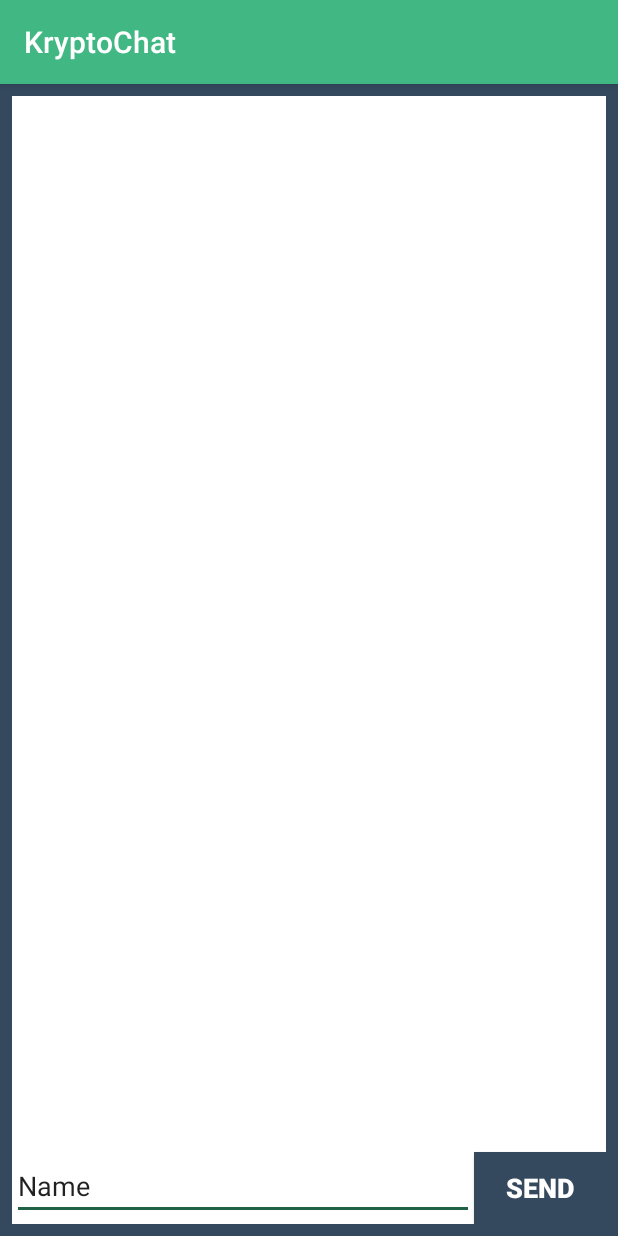
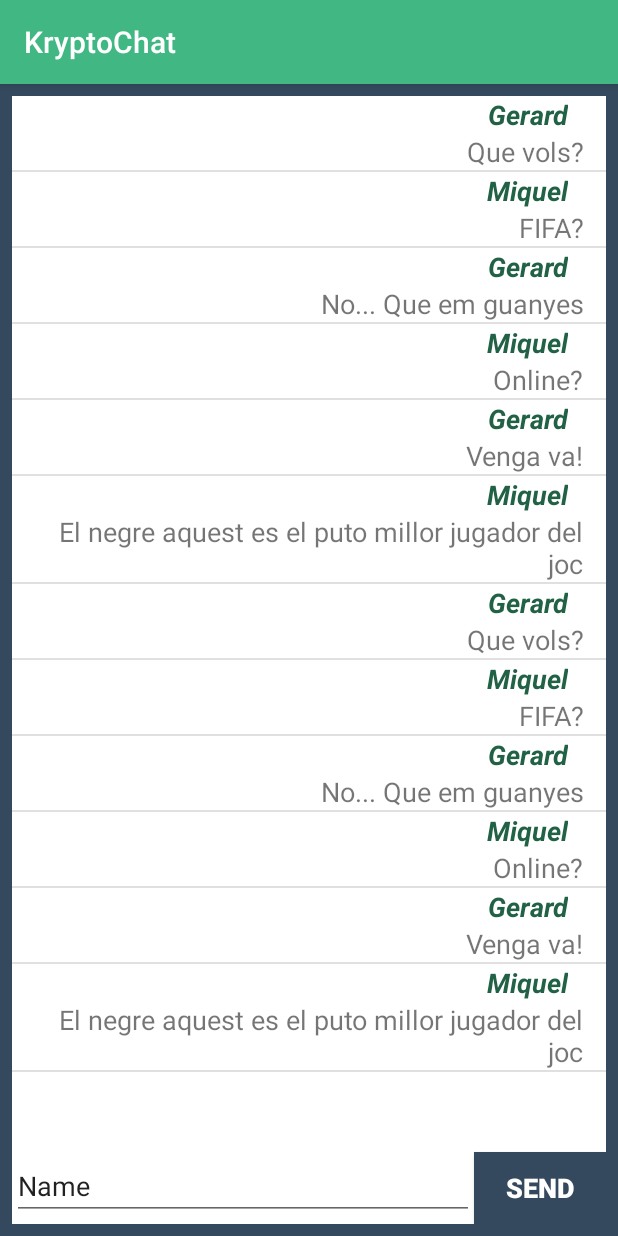
Before and after one commit to PIIZH/Albiol_Gimenez_Projecte_M09UF1_Krypto, an Android app: the ChatActivity screen opened directly, with no data from a screen before it, on a phone screen of 412 x 824 dp. Run offline under Robolectric (Android 15) with nearby library versions, the phone set to English and light mode, and no system bars; our stand-ins replace ButterKnife.

Commit message:
custom list vew done

```diff
--- a/app/src/main/AndroidManifest.xml
+++ b/app/src/main/AndroidManifest.xml
@@ -10,7 +10,8 @@
         android:supportsRtl="true"
         android:theme="@style/AppTheme">
 
-        <activity android:name=".View.SplashScreen">
+        <activity android:name=".View.SplashScreen"
+            android:screenOrientation="portrait">
             <intent-filter>
                 <action android:name="android.intent.action.MAIN" />
 
@@ -19,10 +20,12 @@
         </activity>
 
         <activity android:name=".View.MainActivity"
+            android:screenOrientation="portrait"
             android:windowSoftInputMode="adjustPan">
         </activity>
 
         <activity android:name=".View.ChatActivity"
+            android:screenOrientation="portrait"
             android:windowSoftInputMode="adjustPan">
         </activity>
     </application>
--- /dev/null
+++ b/app/src/main/java/com/example/miquelgimenez/albiol_gimenez_projecte_m09uf1/Controller/ListChatAdapter.java
@@ -0,0 +1,86 @@
+package com.example.miquelgimenez.albiol_gimenez_projecte_m09uf1.Controller;
+
+import android.app.Activity;
+import android.view.Gravity;
+import android.view.LayoutInflater;
+import android.view.View;
+import android.view.ViewGroup;
+import android.widget.BaseAdapter;
+import android.widget.TextView;
+
+import com.example.miquelgimenez.albiol_gimenez_projecte_m09uf1.R;
+
+/**
+ * Created by gerard on 11/04/17.
+ */
+
+public class ListChatAdapter extends BaseAdapter {
+
+    Activity context;
+    String[] user;
+    String[] message;
+
+    /**
+     * Constructor Custom ListView
+     *
+     * @param   {Activity}  context
+     * @param   {String[]}  user
+     * @param   {String[]}  message
+     */
+    public ListChatAdapter(Activity context, String[] user, String[] message) {
+        super();
+        this.context = context;
+        this.user = user;
+        this.message = message;
+    }
+
+    @Override
+    public int getCount() {
+        return user.length;
+    }
+
+    @Override
+    public Object getItem(int position) {
+        return null;
+    }
+
+    @Override
+    public long getItemId(int position) {
+        return 0;
+    }
+
+    private class ViewHolder {
+        TextView txtViewUser;
+        TextView txtViewBody;
+    }
+
+    @Override
+    public View getView(int position, View convertView, ViewGroup parent) {
+
+        ViewHolder holder;
+
+        LayoutInflater inflater = context.getLayoutInflater();
+
+        if(convertView == null) {
+            convertView = inflater.inflate(R.layout.message_item_chat, null);
+            holder = new ViewHolder();
+            holder.txtViewUser = (TextView) convertView.findViewById(R.id.txtUser);
+            holder.txtViewBody = (TextView) convertView.findViewById(R.id.txtBody);
+            convertView.setTag(holder);
+        }
+        else {
+            holder = (ViewHolder) convertView.getTag();
+        }
+
+        holder.txtViewUser.setText(user[position]);
+        holder.txtViewBody.setText(message[position]);
+
+        if(!user[position].equals("gerard")) {
+            holder.txtViewUser.setGravity(Gravity.LEFT);
+            holder.txtViewBody.setGravity(Gravity.LEFT);
+        }
+
+        return convertView;
+    }
+
+}
--- a/app/src/main/java/com/example/miquelgimenez/albiol_gimenez_projecte_m09uf1/View/ChatActivity.java
+++ b/app/src/main/java/com/example/miquelgimenez/albiol_gimenez_projecte_m09uf1/View/ChatActivity.java
@@ -4,29 +4,52 @@ package com.example.miquelgimenez.albiol_gimenez_projecte_m09uf1.View;
 import android.content.Intent;
 import android.os.Bundle;
 import android.support.v7.app.AppCompatActivity;
+import android.widget.Button;
+import android.widget.EditText;
+import android.widget.ListAdapter;
+import android.widget.ListView;
 
+import com.example.miquelgimenez.albiol_gimenez_projecte_m09uf1.Controller.ListChatAdapter;
 import com.example.miquelgimenez.albiol_gimenez_projecte_m09uf1.Controller.User;
 import com.example.miquelgimenez.albiol_gimenez_projecte_m09uf1.R;
 
+import butterknife.BindView;
 import butterknife.ButterKnife;
 
 /**
  * Created by gerard on 30/03/17.
  */
+public class ChatActivity extends AppCompatActivity {
 
-public class ChatActivity extends AppCompatActivity{
+    @BindView(R.id.etMessage) EditText message;
+    @BindView(R.id.btnSend) Button send;
+    @BindView(R.id.chatList) ListView chatList;
+
+    ListChatAdapter chatAdapter;
     Intent obtainIntent = getIntent();
     User newUser;
+
+    //TODO: arrays de mostra, borrar en un futur
+    private final static String name[] = {"Gerard","Miquel","Gerard","Miquel","Gerard","Miquel","Gerard","Miquel","Gerard","Miquel","Gerard","Miquel"};
+    private final static String body[] = {"Que vols?","FIFA?","No... Que em guanyes","Online?","Venga va!","El negre aquest es el puto millor jugador del joc","Que vols?","FIFA?","No... Que em guanyes","Online?","Venga va!","El negre aquest es el puto millor jugador del joc"};
 
     @Override
     protected void onCreate(Bundle savedInstanceState) {
         super.onCreate(savedInstanceState);
         setContentView(R.layout.chat_activity);
+
         ButterKnife.bind(this);
 
-        if(obtainIntent!=null){
+        //TODO: demoment el fem amb la sala per defecte, 'dam'
+        if(obtainIntent!=null) {
             newUser = new User(obtainIntent.getStringExtra("name"),"dam");
         }
 
+        chatAdapter = new ListChatAdapter(this, name, body);
+        chatList.setAdapter(chatAdapter);
+
+
+
+
     }
 }
--- a/app/src/main/java/com/example/miquelgimenez/albiol_gimenez_projecte_m09uf1/View/MainActivity.java
+++ b/app/src/main/java/com/example/miquelgimenez/albiol_gimenez_projecte_m09uf1/View/MainActivity.java
@@ -19,6 +19,7 @@ import butterknife.OnClick;
 
 
 public class MainActivity extends AppCompatActivity{
+
     @BindView(R.id.etUsername) EditText etUsername;
     @BindView(R.id.etChatRoom) EditText etChatRoom;
     @BindView(R.id.swDefaultChatRoom) Switch swDefaultChatRoom;
@@ -29,53 +30,71 @@ public class MainActivity extends AppCompatActivity{
     protected void onCreate(Bundle savedInstanceState) {
         super.onCreate(savedInstanceState);
         setContentView(R.layout.main_activity);
+
         ButterKnife.bind(this);
+
         btnHelp.setOnTouchListener(new View.OnTouchListener() {
+
             @Override
             public boolean onTouch(View view, MotionEvent motionEvent) {
+
                 switch (motionEvent.getAction()){
                     case MotionEvent.ACTION_DOWN:
                         txvHelp.setVisibility(View.VISIBLE);
                         return true;
+
                     case MotionEvent.ACTION_UP:
                         txvHelp.setVisibility(View.INVISIBLE);
                         return true;
                 }
+
                 return false;
             }
+
         });
     }
 
 
     @OnClick(R.id.swDefaultChatRoom)
     public void changeEtChatRoom(){
-            etChatRoom.setText(null);
-       if(!(swDefaultChatRoom.isChecked())){
+
+        etChatRoom.setText(null);
+
+        if(!swDefaultChatRoom.isChecked()){
             etChatRoom.setHint("Enter a ChatRoom");
             etChatRoom.setFocusable(true);
-
-        }else{
+        }
+        else {
            etChatRoom.setHint("Default ChatRoom");
            etChatRoom.setFocusable(false);
        }
+
     }
 
 
     @OnClick(R.id.btnStartChat)
     public void intentChatActivity(View view){
+
         Intent chatAct_intent = new Intent(this, ChatActivity.class);
 
-        if(etUsername.getText().length()>0){
+        if(etUsername.getText().length() > 0){
+
             chatAct_intent.putExtra("user",etUsername.getText());
 
-            if(etChatRoom.isFocusable() && etUsername.getText().length()>0){
+            if(etChatRoom.isFocusable() && etUsername.getText().length() > 0){
                 chatAct_intent.putExtra("chatRoom",etChatRoom.getText());
             }
-            else{
+            else {
                 chatAct_intent.putExtra("chatRoom","dam");
             }
+
             startActivity(chatAct_intent);
+        }
+        else {
+            Toast.makeText(this,"You need to specify a username to access to the chat",
+                            Toast.LENGTH_LONG).show();
+        }
 
-        }else Toast.makeText(this,"You need to specify a username to access to the chat",Toast.LENGTH_LONG).show();
     }
+
 }
--- a/app/src/main/java/com/example/miquelgimenez/albiol_gimenez_projecte_m09uf1/View/SplashScreen.java
+++ b/app/src/main/java/com/example/miquelgimenez/albiol_gimenez_projecte_m09uf1/View/SplashScreen.java
@@ -20,19 +20,23 @@ public class SplashScreen extends AppCompatActivity {
     protected void onCreate(Bundle savedInstanceState) {
         super.onCreate(savedInstanceState);
         setContentView(R.layout.splash_screen);
+
         Thread splashScreen = new Thread(){
             @Override
             public  void run(){
-                try{
+
+                try {
                     sleep(5000);
                     Intent splash_intent = new Intent(getApplicationContext(), MainActivity.class);
                     startActivity(splash_intent);
                     finish();
-                }catch(InterruptedException e){
-                    e.printStackTrace();
+                }
+                catch(InterruptedException e) {
+                    System.out.println(e.getMessage());
                 }
             }
         };
+
         splashScreen.start();
     }
 
--- a/app/src/main/res/layout/chat_activity.xml
+++ b/app/src/main/res/layout/chat_activity.xml
@@ -14,12 +14,14 @@
         android:background="@android:color/background_light">
 
         <ListView
+            android:id="@+id/chatList"
             android:layout_width="match_parent"
             android:layout_height="match_parent"
             android:layout_above="@+id/btnSend"
             android:layout_alignParentStart="true"
             android:layout_alignParentTop="true"
-            android:layout_marginBottom="5dp" />
+            android:layout_marginBottom="5dp"
+            android:fadeScrollbars="false" />
 
         <Button
             android:id="@+id/btnSend"
--- a/app/src/main/res/layout/main_activity.xml
+++ b/app/src/main/res/layout/main_activity.xml
@@ -60,6 +60,7 @@
         android:layout_height="wrap_content"
         android:layout_alignParentTop="true"
         android:layout_marginStart="27dp"
+        android:layout_marginTop="30dp"
         android:layout_toEndOf="@+id/btnHelp"
         android:text="Welcome to the Krypto Chat app. You must enter an username to get access to the chat. Also you can create a  chatroom to talk with your friends or you can acces to the global chat and spoke with all the users!"
         android:textAlignment="textStart"
--- /dev/null
+++ b/app/src/main/res/layout/message_item_chat.xml
@@ -0,0 +1,34 @@
+<?xml version="1.0" encoding="utf-8"?>
+<LinearLayout xmlns:android="http://schemas.android.com/apk/res/android"
+    android:layout_width="match_parent"
+    android:layout_height="match_parent"
+    android:orientation="vertical">
+
+    <TextView
+        android:id="@+id/txtUser"
+        android:layout_width="match_parent"
+        android:layout_height="wrap_content"
+        android:layout_weight="1"
+        android:gravity="center_vertical"
+        android:paddingLeft="25dp"
+        android:paddingRight="25dp"
+        android:text="TextView"
+        android:textAlignment="textEnd"
+        android:textAllCaps="false"
+        android:textColor="@color/colorAccent"
+        android:textSize="18sp"
+        android:textStyle="bold|italic" />
+
+    <TextView
+        android:id="@+id/txtBody"
+        android:layout_width="match_parent"
+        android:layout_height="wrap_content"
+        android:layout_weight="1"
+        android:gravity="center_vertical"
+        android:paddingLeft="15dp"
+        android:paddingRight="15dp"
+        android:text="TextView"
+        android:textAlignment="textEnd"
+        android:textSize="18sp" />
+
+</LinearLayout>
```
